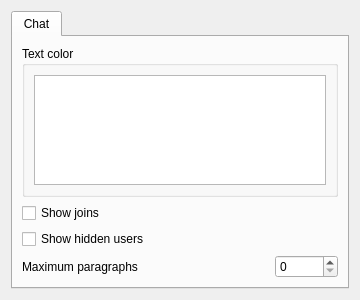
First picture: the form in eiskaltdcpp/ui/UISettingsGUI.ui, repository eiskaltdcpp/eiskaltdcpp, before the edit.
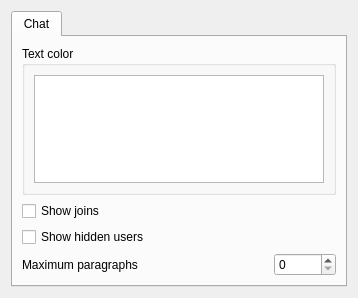
Second picture: the form after the edit.

Commit message: Some basic settings for the chat

Diff of the .ui file:
```diff
--- a/eiskaltdcpp/ui/UISettingsGUI.ui
+++ b/eiskaltdcpp/ui/UISettingsGUI.ui
@@ -6,8 +6,8 @@
    <rect>
     <x>0</x>
     <y>0</y>
-    <width>360</width>
-    <height>300</height>
+    <width>358</width>
+    <height>298</height>
    </rect>
   </property>
   <property name="windowTitle">
@@ -71,7 +71,11 @@
         </spacer>
        </item>
        <item row="3" column="3">
-        <widget class="QSpinBox" name="spinBox_PARAGRAPHS"/>
+        <widget class="QSpinBox" name="spinBox_PARAGRAPHS">
+         <property name="maximum">
+          <number>1000</number>
+         </property>
+        </widget>
        </item>
       </layout>
      </widget>
```
The commit also changes 3 other files.
